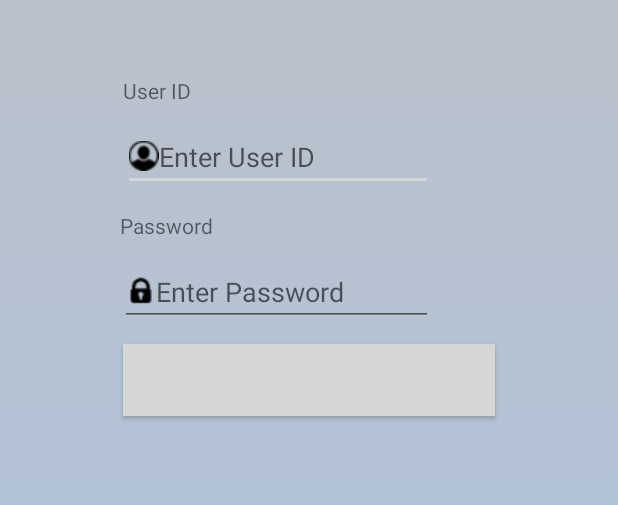
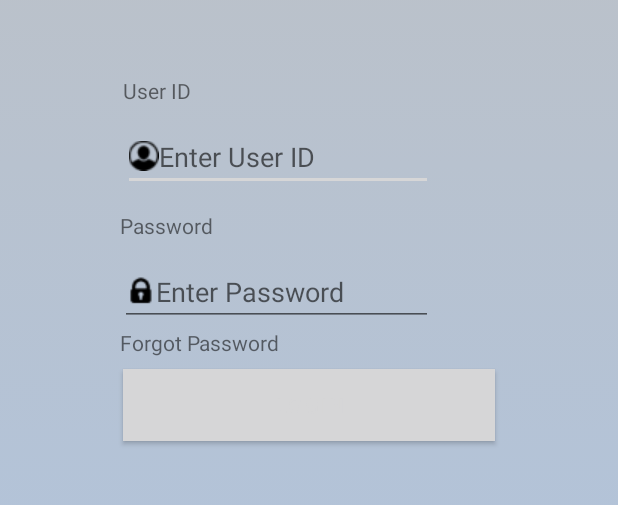
Before and after one commit to JayMphek18/Wits-Academy, an Android app: the screen it shows after launch (MainActivity), on a phone screen of 412 x 824 dp, the part 496-1001 px from its top. Run offline under Robolectric (Android 15) with nearby library versions, the phone set to English and light mode, and no system bars.

Commit message:
Update login_page.xml

```diff
--- a/Wits_Academy/app/src/main/res/layout/login_page.xml
+++ b/Wits_Academy/app/src/main/res/layout/login_page.xml
@@ -74,19 +74,32 @@
         android:ems="10"
         android:inputType="textPassword" />
 
-    <Button
+   <Button
         android:id="@+id/login_button"
         android:layout_width="wrap_content"
         android:layout_height="wrap_content"
-        android:layout_below="@+id/user_password"
+        android:layout_below="@+id/forgot_password"
         android:layout_alignParentStart="true"
         android:layout_alignParentEnd="true"
         android:layout_marginStart="82dp"
-        android:layout_marginTop="12dp"
+        android:layout_marginTop="8dp"
         android:layout_marginEnd="82dp"
-        android:onClick="Main_page"
         android:background="#1276A3"
         android:backgroundTint="#A12121"
+        android:onClick="Main_page"
         android:text="Login" />
 
+    <TextView
+        android:id="@+id/forgot_password"
+        android:layout_width="227dp"
+        android:layout_height="wrap_content"
+        android:layout_below="@+id/user_password"
+        android:layout_alignStart="@+id/user_password"
+        android:layout_alignEnd="@+id/user_password"
+        android:layout_marginStart="0dp"
+        android:layout_marginTop="1dp"
+        android:layout_marginEnd="-17dp"
+        android:onClick="forgot_password_toolbox"
+        android:text="Forgot Password" />
+
 </RelativeLayout>
```
